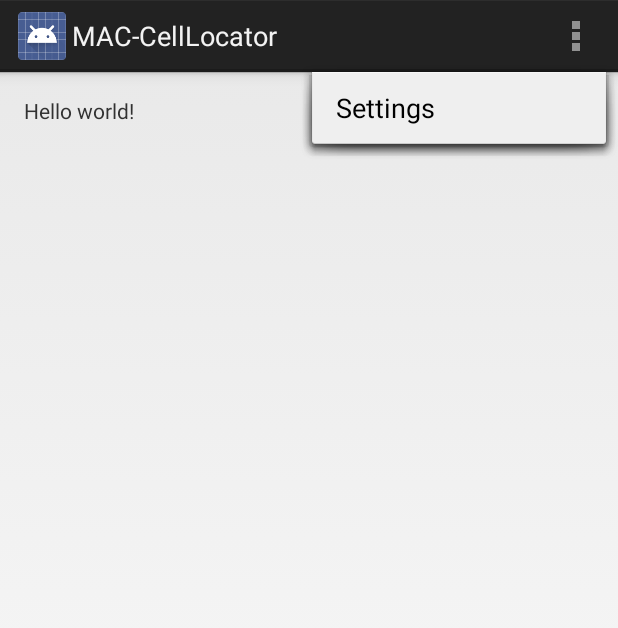
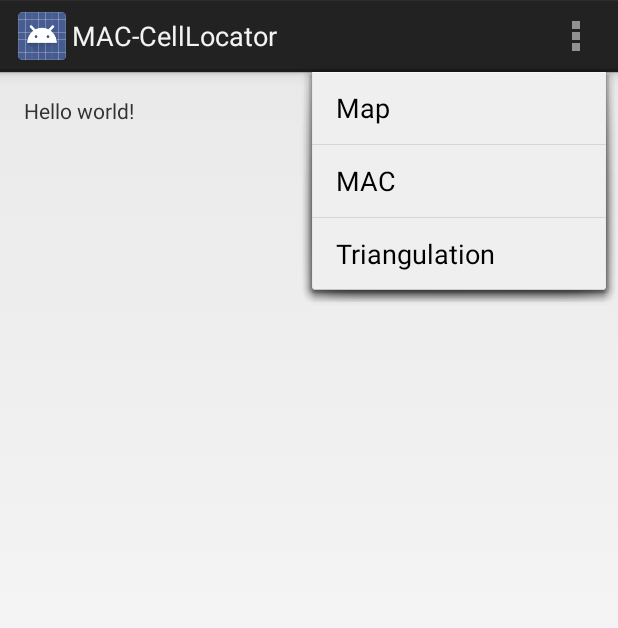
Before and after one commit to CrossIan/InfoSecurity, an Android app: the screen it shows after launch (MainActivity before the commit, map after it), with the options menu open, on a phone screen of 412 x 824 dp. Shown: the top 628 px of the screen. Run offline under Robolectric (Android 15) with nearby library versions, the phone set to English and light mode, and no system bars.

Commit message:
added views can't test yet

```diff
--- a/app/build.gradle
+++ b/app/build.gradle
@@ -1,7 +1,7 @@
 apply plugin: 'com.android.application'
 
 android {
-    compileSdkVersion 15
+    compileSdkVersion 19
     buildToolsVersion "19.1.0"
 
     defaultConfig {
--- a/app/src/main/java/com/infosecurity/mac_celllocator/MainActivity.java
+++ /dev/null
@@ -1,39 +0,0 @@
-package com.infosecurity.mac_celllocator;
-
-import android.app.Activity;
-import android.os.Bundle;
-import android.view.Menu;
-import android.view.MenuItem;
-
-
-public class MainActivity extends Activity {
-
-    @Override
-    protected void onCreate(Bundle savedInstanceState) {
-        super.onCreate(savedInstanceState);
-        setContentView(R.layout.activity_main);
-    }
-
-
-    @Override
-    public boolean onCreateOptionsMenu(Menu menu) {
-        // Inflate the menu; this adds items to the action bar if it is present.
-        getMenuInflater().inflate(R.menu.menu_main, menu);
-        return true;
-    }
-
-    @Override
-    public boolean onOptionsItemSelected(MenuItem item) {
-        // Handle action bar item clicks here. The action bar will
-        // automatically handle clicks on the Home/Up button, so long
-        // as you specify a parent activity in AndroidManifest.xml.
-        int id = item.getItemId();
-
-        //noinspection SimplifiableIfStatement
-        if (id == R.id.action_settings) {
-            return true;
-        }
-
-        return super.onOptionsItemSelected(item);
-    }
-}
--- /dev/null
+++ b/app/src/main/java/com/infosecurity/mac_celllocator/map.java
@@ -0,0 +1,58 @@
+package com.infosecurity.mac_celllocator;
+
+import android.app.Activity;
+import android.content.Intent;
+import android.content.Context;
+import android.os.Bundle;
+import android.view.Menu;
+import android.view.MenuItem;
+
+import javax.crypto.Mac;
+
+
+public class map extends Activity {
+
+    final Context context = this;
+
+
+    @Override
+    protected void onCreate(Bundle savedInstanceState) {
+        super.onCreate(savedInstanceState);
+        setContentView(R.layout.activity_map);
+    }
+
+
+    @Override
+    public boolean onCreateOptionsMenu(Menu menu) {
+        // Inflate the menu; this adds items to the action bar if it is present.
+        getMenuInflater().inflate(R.menu.menu_main, menu);
+        return true;
+    }
+
+    @Override
+    public boolean onOptionsItemSelected(MenuItem item) {
+        // Handle action bar item clicks here. The action bar will
+        // automatically handle clicks on the Home/Up button, so long
+        // as you specify a parent activity in AndroidManifest.xml.
+        switch(item.getItemId()){
+            case R.id.activity_mac:
+                Intent mac = new Intent(context, MAC.class);
+                startActivity(mac);
+                break;
+            case R.id.activity_map:
+                Intent map = new Intent(context, map.class);
+                startActivity(map);
+                break;
+            case R.id.activity_triangle:
+                Intent triangle = new Intent(context, triangle.class);
+                startActivity(triangle);
+                break;
+            default:
+                return super.onOptionsItemSelected(item);
+        }
+
+        //Return false to allow normal menu processing to proceed,
+        //true to consume it here.
+        return false;
+    }
+}
--- a/app/src/main/res/menu/menu_main.xml
+++ b/app/src/main/res/menu/menu_main.xml
@@ -1,5 +1,22 @@
 <menu xmlns:android="http://schemas.android.com/apk/res/android"
     xmlns:tools="http://schemas.android.com/tools" tools:context=".MainActivity">
-    <item android:id="@+id/action_settings" android:title="@string/action_settings"
-        android:orderInCategory="100" android:showAsAction="never" />
+
+
+    <item
+        android:id="@+id/activity_map"
+        android:title="Map"
+        android:orderInCategory="100"
+        android:showAsAction="never"/>
+
+    <item
+        android:id="@+id/activity_mac"
+        android:orderInCategory="100"
+        android:title="MAC" />
+
+    <item
+        android:id="@+id/activity_triangle"
+        android:orderInCategory="100"
+        android:title="Triangulation" />
+
+
 </menu>
--- a/app/src/main/res/values/strings.xml
+++ b/app/src/main/res/values/strings.xml
@@ -4,5 +4,7 @@
     <string name="app_name">MAC-CellLocator</string>
     <string name="hello_world">Hello world!</string>
     <string name="action_settings">Settings</string>
+    <string name="title_activity_mac">MAC</string>
+    <string name="title_activity_triangle">triangle</string>
 
 </resources>
```
Also changed, not shown: app/src/main/AndroidManifest.xml (+9 -1 lines), app/src/main/java/com/infosecurity/mac_celllocator/MAC.java (added, +55 -0 lines), app/src/main/java/com/infosecurity/mac_celllocator/triangle.java (added, +55 -0 lines), app/src/main/res/layout/activity_mac.xml (added, +12 -0 lines), app/src/main/res/layout/activity_triangle.xml (added, +12 -0 lines), app/src/main/res/layout/activity_map.xml (renamed from app/src/main/res/layout/activity_main.xml), 1 other file.
